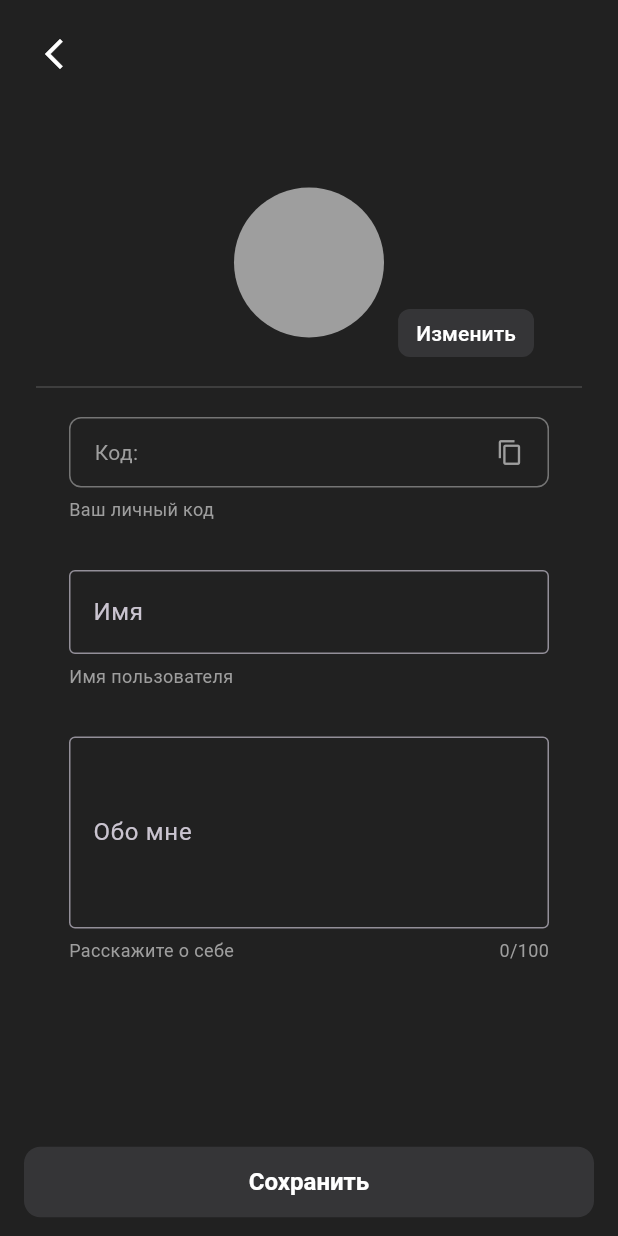
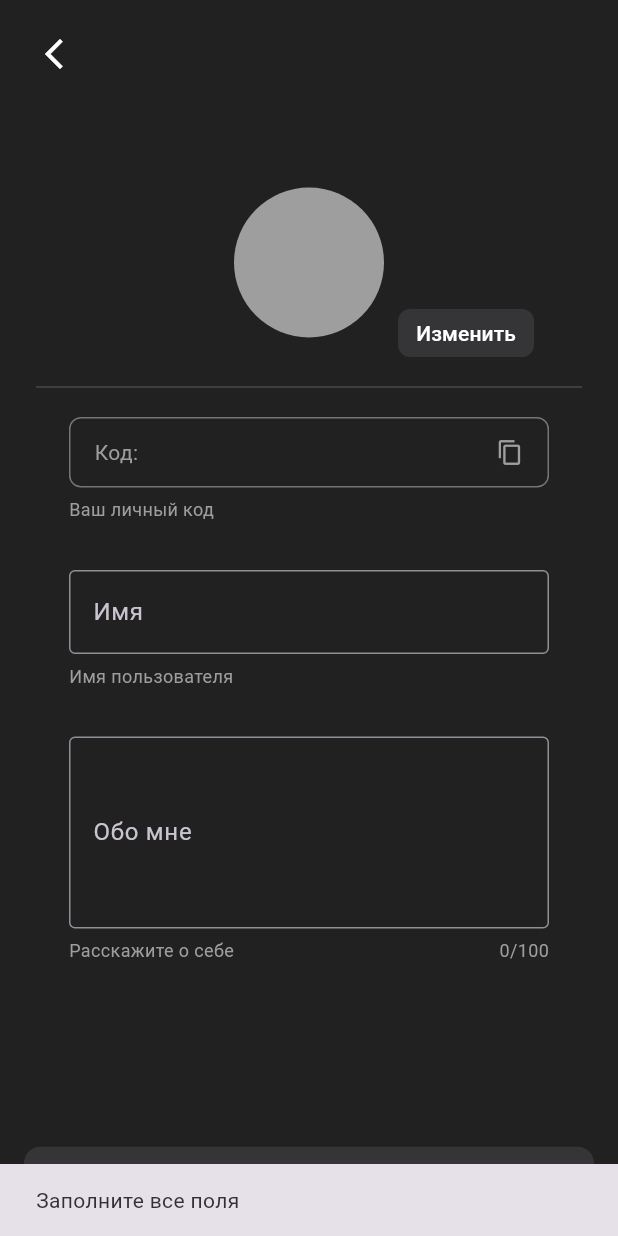
Before and after one commit to 00THESAME00/menro-push-server, a Flutter app: the EditProfileScreen screen opened directly with empty values, after a tap on "Сохранить", on a phone screen of 412 x 824 dp. Run offline on Flutter 3.47's test engine with Material 3 defaults, Android fonts, the phone set to English and light mode, and no system bars; our stand-ins replace cloud_firestore, firebase_auth, firebase_core, firebase_messaging, shared_preferences; accounts and stored records are empty.

Commit message:
Обновление

```diff
--- a/lib/main.dart
+++ b/lib/main.dart
@@ -9,6 +9,7 @@ import 'package:firebase_messaging/firebase_messaging.dart';
 import 'package:shared_preferences/shared_preferences.dart';
 import 'package:firebase_core/firebase_core.dart';
 import 'package:flutter/services.dart';
+import 'package:firebase_auth/firebase_auth.dart';
 
 final GlobalKey<NavigatorState> navigatorKey = GlobalKey<NavigatorState>();
 
@@ -1090,6 +1091,39 @@ class _EditProfileScreenState extends State<EditProfileScreen> {
   final TextEditingController aboutController = TextEditingController();
   String avatarUrl = 'https://example.com/avatar.jpg';
 
+  Future<void> _saveProfile() async {
+    final uid = FirebaseAuth.instance.currentUser?.uid;
+    if (uid == null || uid != widget.userId) return;
+
+    final name = nameController.text.trim();
+    final about = aboutController.text.trim();
+
+    if (name.isEmpty || about.isEmpty) {
+      ScaffoldMessenger.of(context).showSnackBar(
+        const SnackBar(content: Text('Заполните все поля')),
+      );
+      return;
+    }
+
+    final docRef = FirebaseFirestore.instance.collection('users').doc(uid);
+
+    try {
+      await docRef.update({
+        'name': name,
+        'aboutMe': about, // используется в ProfileScreen
+      });
+
+      ScaffoldMessenger.of(context).showSnackBar(
+        const SnackBar(content: Text('Профиль обновлён')),
+      );
+      Navigator.pop(context); // возвращение на профиль
+    } catch (error) {
+      ScaffoldMessenger.of(context).showSnackBar(
+        SnackBar(content: Text('Ошибка: ${error.toString()}')),
+      );
+    }
+  }
+
   @override
   Widget build(BuildContext context) {
     final double statusBarHeight = MediaQuery.of(context).padding.top;
@@ -1150,11 +1184,7 @@ class _EditProfileScreenState extends State<EditProfileScreen> {
                     const SizedBox(height: 16),
                     const Padding(
                       padding: EdgeInsets.symmetric(horizontal: 24),
-                      child: Divider(
-                        color: Color(0xFF474747),
-                        thickness: 1,
-                        height: 24,
-                      ),
+                      child: Divider(color: Color(0xFF474747), thickness: 1, height: 24),
                     ),
                     const SizedBox(height: 8),
                     Align(
@@ -1240,14 +1270,9 @@ class _EditProfileScreenState extends State<EditProfileScreen> {
                               crossAxisAlignment: CrossAxisAlignment.baseline,
                               textBaseline: TextBaseline.alphabetic,
                               children: [
-                                const Text(
-                                  'Расскажите о себе',
-                                  style: TextStyle(color: Colors.grey, fontSize: 12),
-                                ),
-                                Text(
-                                  '${aboutController.text.length}/100',
-                                  style: const TextStyle(color: Colors.grey, fontSize: 12),
-                                ),
+                                const Text('Расскажите о себе', style: TextStyle(color: Colors.grey, fontSize: 12)),
+                                Text('${aboutController.text.length}/100',
+                                  style: const TextStyle(color: Colors.grey, fontSize: 12)),
                               ],
                             ),
                           ],
@@ -1281,14 +1306,10 @@ class _EditProfileScreenState extends State<EditProfileScreen> {
                     foregroundColor: Colors.white,
                     padding: const EdgeInsets.symmetric(vertical: 14),
                     textStyle: const TextStyle(fontSize: 16, fontWeight: FontWeight.w600),
-                    shape: RoundedRectangleBorder(
-                      borderRadius: BorderRadius.circular(11),
-                    ),
+                    shape: RoundedRectangleBorder(borderRadius: BorderRadius.circular(11)),
                     elevation: 0,
                   ),
-                  onPressed: () {
-                    print('Сохраняем...');
-                  },
+                  onPressed: _saveProfile,
                   child: const Text('Сохранить'),
                 ),
               ),
--- a/pubspec.yaml
+++ b/pubspec.yaml
@@ -2,7 +2,6 @@ name: manro_msg
 description: A custom Flutter messenger by Emil
 
 publish_to: 'none'
-
 version: 1.0.0+1
 
 environment:
@@ -18,6 +17,7 @@ dependencies:
   http: ^0.13.6
 
   firebase_core: ^2.25.4
+  firebase_auth: ^4.17.3
   cloud_firestore: ^4.13.5
   firebase_messaging: 14.7.10
 
```
Also changed, not shown: pubspec.lock, 3 other files.
